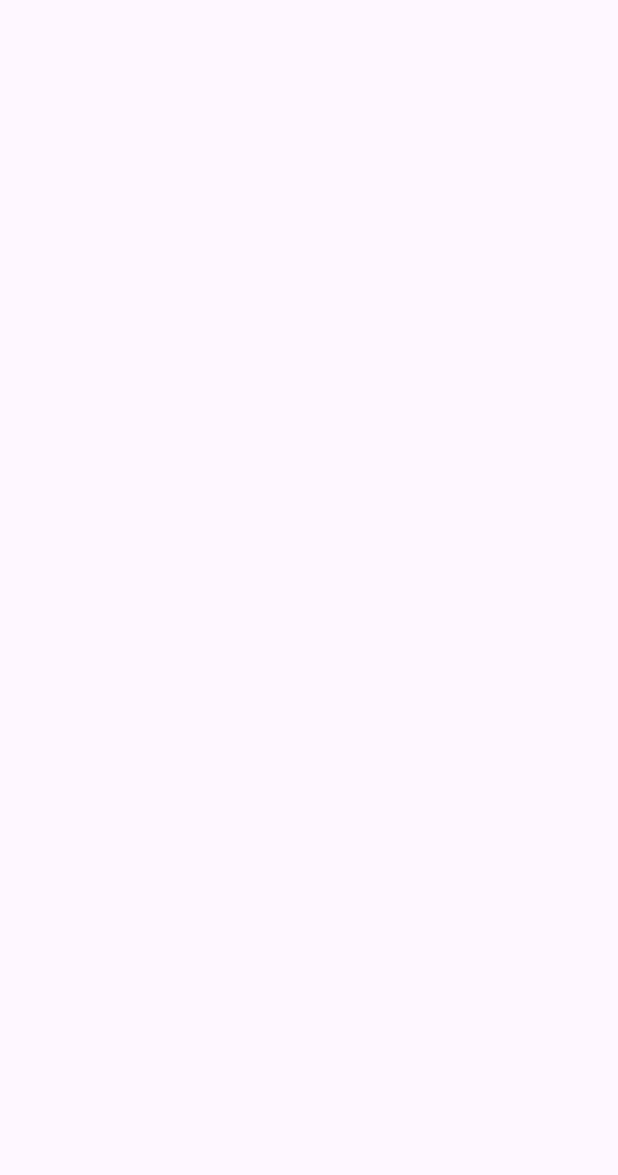
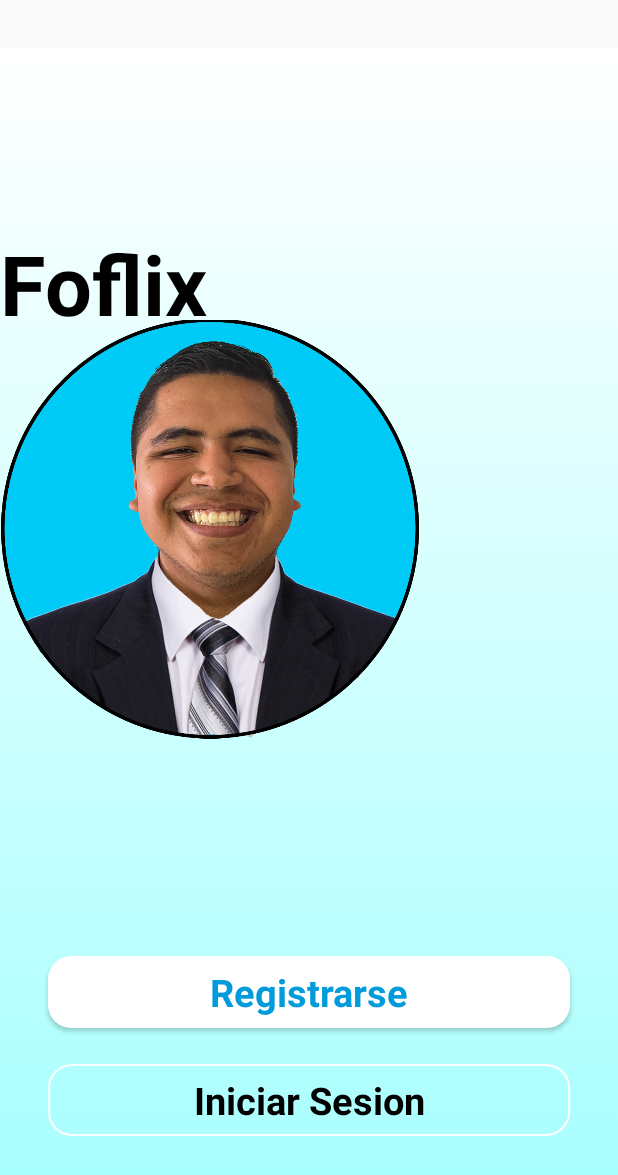
Before and after one commit to Sunimt/Foflix, an Android app: the screen it shows after launch (MainActivity), on a phone screen of 412 x 824 dp. Before the commit the part shown is empty. Shown: the top 1175 px of the screen. Run offline under Robolectric (Android 15) with nearby library versions, the phone set to English and light mode, and no system bars.

Commit message:
login vistas

```diff
--- /dev/null
+++ b/app/src/main/res/drawable/background_btn_intro.xml
@@ -0,0 +1,9 @@
+<?xml version="1.0" encoding="utf-8"?>
+<selector xmlns:android="http://schemas.android.com/apk/res/android">
+    <item>
+        <shape android:shape="rectangle">
+            <corners android:radius="15dp"/>
+                <solid android:color="#FFFFFF"/>
+        </shape>
+    </item>
+</selector>
--- /dev/null
+++ b/app/src/main/res/drawable/background_btn_intro2.xml
@@ -0,0 +1,10 @@
+<?xml version="1.0" encoding="utf-8"?>
+<selector xmlns:android="http://schemas.android.com/apk/res/android">
+    <item>
+        <shape android:shape="rectangle">
+            <corners android:radius="15dp"/>
+                <solid android:color="#00FFFFFF"/>
+            <stroke android:color="#FFFFFF" android:width="1dp"/>
+        </shape>
+    </item>
+</selector>
--- /dev/null
+++ b/app/src/main/res/drawable/background_intro.xml
@@ -0,0 +1,9 @@
+<?xml version="1.0" encoding="utf-8"?>
+<selector xmlns:android="http://schemas.android.com/apk/res/android">
+    <item>
+        <shape android:shape="rectangle">
+            <gradient android:angle="98" android:startColor="#FFFFFF" android:endColor="#A4FFFE" />
+
+        </shape>
+    </item>
+</selector>
--- a/app/src/main/res/layout/activity_main.xml
+++ b/app/src/main/res/layout/activity_main.xml
@@ -5,4 +5,77 @@
     android:id="@+id/main"
     android:layout_width="match_parent"
     android:layout_height="match_parent"
-    tools:context=".MainActivity"/>
+    android:layout_marginTop="32dp"
+    android:background="@drawable/background_intro"
+    tools:context=".MainActivity">
+
+    <androidx.constraintlayout.widget.ConstraintLayout
+        android:id="@+id/constraintLayout2"
+        android:layout_width="389dp"
+        android:layout_height="523dp"
+        tools:ignore="MissingConstraints"
+        tools:layout_editor_absoluteX="4dp"
+        tools:layout_editor_absoluteY="-15dp">
+
+        <TextView
+            android:id="@+id/textView3"
+            android:layout_width="wrap_content"
+            android:layout_height="wrap_content"
+            android:layout_marginTop="120dp"
+            android:text="Foflix"
+            android:textColor="#000000"
+            android:textSize="55sp"
+            app:layout_constraintTop_toTopOf="parent"
+            tools:ignore="MissingConstraints"
+            tools:layout_editor_absoluteX="128dp"
+            android:textStyle="bold"/>
+
+        <ImageView
+            android:id="@+id/imageView"
+            android:layout_width="279dp"
+            android:layout_height="641dp"
+            app:srcCompat="@drawable/fofo"
+            tools:ignore="MissingConstraints"
+            tools:layout_editor_absoluteX="55dp"
+            tools:layout_editor_absoluteY="16dp" />
+    </androidx.constraintlayout.widget.ConstraintLayout>
+
+    <LinearLayout
+        android:layout_width="match_parent"
+        android:layout_height="wrap_content"
+        android:layout_marginTop="64dp"
+        android:orientation="vertical"
+        app:layout_constraintTop_toBottomOf="@+id/constraintLayout2"
+        tools:layout_editor_absoluteX="-16dp">
+
+        <Button
+            android:id="@+id/button"
+            style="@android:style/Widget.Button"
+            android:layout_width="match_parent"
+            android:layout_height="wrap_content"
+            android:layout_marginStart="32dp"
+            android:layout_marginTop="18dp"
+            android:layout_marginEnd="32dp"
+            android:layout_marginBottom="8dp"
+            android:background="@drawable/background_btn_intro"
+            android:text="Registrarse"
+            android:textColor="#009BDA"
+            android:textSize="25sp"
+            android:textStyle="bold" />
+
+        <Button
+            android:id="@+id/button"
+            style="@android:style/Widget.Button"
+            android:layout_width="match_parent"
+            android:layout_height="wrap_content"
+            android:layout_marginStart="32dp"
+            android:layout_marginTop="16dp"
+            android:layout_marginEnd="32dp"
+            android:layout_marginBottom="8dp"
+            android:background="@drawable/background_btn_intro2"
+            android:text="Iniciar Sesion"
+            android:textColor="#000000"
+            android:textSize="25sp"
+            android:textStyle="bold" />
+    </LinearLayout>
+</androidx.constraintlayout.widget.ConstraintLayout>
--- a/app/src/main/res/values/themes.xml
+++ b/app/src/main/res/values/themes.xml
@@ -1,6 +1,6 @@
 <resources xmlns:tools="http://schemas.android.com/tools">
     <!-- Base application theme. -->
-    <style name="Base.Theme.Fofoflix" parent="Theme.Material3.DayNight.NoActionBar">
+    <style name="Base.Theme.Fofoflix" parent="Theme.AppCompat.DayNight.NoActionBar">
         <!-- Customize your light theme here. -->
         <!-- <item name="colorPrimary">@color/my_light_primary</item> -->
     </style>
```
Also changed, not shown: app/src/main/res/drawable/btn_orance.xml (added, +9 -0 lines), app/src/main/res/drawable/editext_background.xml (added, +9 -0 lines), app/src/main/res/layout/activity_Registrarse.xml (added, +127 -0 lines), app/src/main/res/layout/activity_iniciarsesion.xml (added, +104 -0 lines), app/src/main/res/drawable/claqueta.png (added), app/src/main/res/drawable/fofo.png (added).
